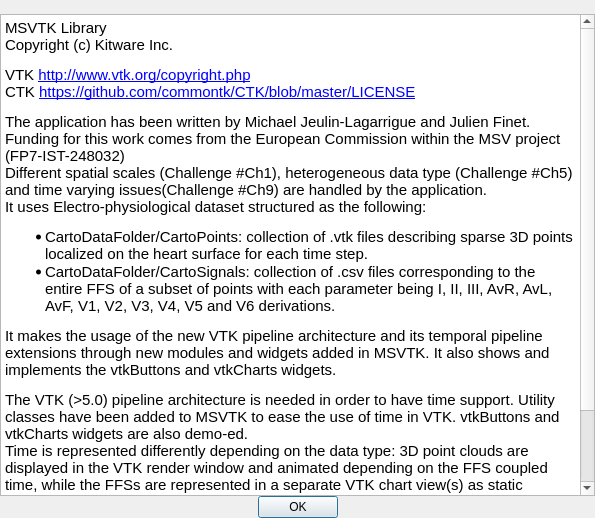
Old version of the form Applications/FFS/Resources/UI/msvQFFSAboutDialog.ui in the repository MSV-Project/MSVTK.
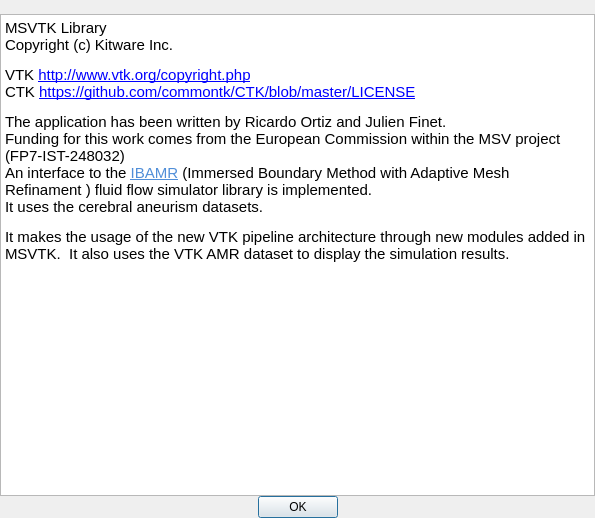
New version of the form. Icons and pictures are not drawn.

```diff
--- a/Applications/FFS/Resources/UI/msvQFFSAboutDialog.ui
+++ b/Applications/FFS/Resources/UI/msvQFFSAboutDialog.ui
@@ -42,14 +42,11 @@
       <string>&lt;!DOCTYPE HTML PUBLIC &quot;-//W3C//DTD HTML 4.0//EN&quot; &quot;http://www.w3.org/TR/REC-html40/strict.dtd&quot;&gt;
 &lt;html&gt;&lt;head&gt;&lt;meta name=&quot;qrichtext&quot; content=&quot;1&quot; /&gt;&lt;style type=&quot;text/css&quot;&gt;
 p, li { white-space: pre-wrap; }
-&lt;/style&gt;&lt;/head&gt;&lt;body style=&quot; font-family:'Ubuntu'; font-size:11pt; font-weight:400; font-style:normal;&quot;&gt;
-&lt;p style=&quot; margin-top:12px; margin-bottom:12px; margin-left:0px; margin-right:0px; -qt-block-indent:0; text-indent:0px;&quot;&gt;MSVTK Library&lt;br /&gt;Copyright (c) Kitware Inc. &lt;/p&gt;
-&lt;p style=&quot; margin-top:12px; margin-bottom:12px; margin-left:0px; margin-right:0px; -qt-block-indent:0; text-indent:0px;&quot;&gt;VTK &lt;a href=&quot;http://www.vtk.org/copyright.php&quot;&gt;&lt;span style=&quot; text-decoration: underline; color:#0000ff;&quot;&gt;http://www.vtk.org/copyright.php&lt;/span&gt;&lt;/a&gt; &lt;br /&gt;CTK &lt;a href=&quot;https://github.com/commontk/CTK/blob/master/LICENSE&quot;&gt;&lt;span style=&quot; text-decoration: underline; color:#0000ff;&quot;&gt;https://github.com/commontk/CTK/blob/master/LICENSE&lt;/span&gt;&lt;/a&gt; &lt;/p&gt;
-&lt;p style=&quot; margin-top:12px; margin-bottom:12px; margin-left:0px; margin-right:0px; -qt-block-indent:0; text-indent:0px;&quot;&gt;The application has been written by Michael Jeulin-Lagarrigue and Julien Finet.&lt;br /&gt;Funding for this work comes from the European Commission within the MSV project (FP7-IST-248032)&lt;br /&gt;Different spatial scales (Challenge #Ch1), heterogeneous data type (Challenge #Ch5) and time varying issues(Challenge #Ch9) are handled by the application.&lt;br /&gt;It uses Electro-physiological dataset structured as the following: &lt;/p&gt;
-&lt;ul style=&quot;margin-top: 0px; margin-bottom: 0px; margin-left: 0px; margin-right: 0px; -qt-list-indent: 1;&quot;&gt;&lt;li style=&quot; margin-top:12px; margin-bottom:0px; margin-left:0px; margin-right:0px; -qt-block-indent:0; text-indent:0px;&quot;&gt;CartoDataFolder/CartoPoints: collection of .vtk files describing sparse 3D points localized on the heart surface for each time step. &lt;/li&gt;
-&lt;li style=&quot; margin-top:0px; margin-bottom:12px; margin-left:0px; margin-right:0px; -qt-block-indent:0; text-indent:0px;&quot;&gt;CartoDataFolder/CartoSignals: collection of .csv files corresponding to the entire FFS of a subset of points with each parameter being I, II, III, AvR, AvL, AvF, V1, V2, V3, V4, V5 and V6 derivations. &lt;/li&gt;&lt;/ul&gt;
-&lt;p style=&quot; margin-top:12px; margin-bottom:12px; margin-left:0px; margin-right:0px; -qt-block-indent:0; text-indent:0px;&quot;&gt;It makes the usage of the new VTK pipeline architecture and its temporal pipeline extensions through new modules and widgets added in MSVTK. It also shows and implements the vtkButtons and vtkCharts widgets. &lt;/p&gt;
-&lt;p style=&quot; margin-top:12px; margin-bottom:12px; margin-left:0px; margin-right:0px; -qt-block-indent:0; text-indent:0px;&quot;&gt;The VTK (&amp;gt;5.0) pipeline architecture is needed in order to have time support. Utility classes have been added to MSVTK to ease the use of time in VTK. vtkButtons and vtkCharts widgets are also demo-ed. &lt;br /&gt;Time is represented differently depending on the data type: 3D point clouds are displayed in the VTK render window and animated depending on the FFS coupled time, while the FFSs are represented in a separate VTK chart view(s) as static representations. &lt;br /&gt;3D points for which FFS measurements are recorded are clickable through vtkButtons. vtkButtons are displayed in the VTK render window as cube and linked to the point cloud. Buttons are the connection between the 3D points and the FFS. They are used to display the FFS chart corresponding to the clicked point. &lt;/p&gt;&lt;/body&gt;&lt;/html&gt;</string>
+&lt;/style&gt;&lt;/head&gt;&lt;body style=&quot; font-family:'Sans Serif'; font-size:9pt; font-weight:400; font-style:normal;&quot;&gt;
+&lt;p style=&quot; margin-top:12px; margin-bottom:12px; margin-left:0px; margin-right:0px; -qt-block-indent:0; text-indent:0px;&quot;&gt;&lt;span style=&quot; font-family:'Ubuntu'; font-size:11pt;&quot;&gt;MSVTK Library&lt;br /&gt;Copyright (c) Kitware Inc. &lt;/span&gt;&lt;/p&gt;
+&lt;p style=&quot; margin-top:12px; margin-bottom:12px; margin-left:0px; margin-right:0px; -qt-block-indent:0; text-indent:0px;&quot;&gt;&lt;span style=&quot; font-family:'Ubuntu'; font-size:11pt;&quot;&gt;VTK &lt;/span&gt;&lt;a href=&quot;http://www.vtk.org/copyright.php&quot;&gt;&lt;span style=&quot; font-family:'Ubuntu'; font-size:11pt; text-decoration: underline; color:#0000ff;&quot;&gt;http://www.vtk.org/copyright.php&lt;/span&gt;&lt;/a&gt;&lt;span style=&quot; font-family:'Ubuntu'; font-size:11pt;&quot;&gt; &lt;br /&gt;CTK &lt;/span&gt;&lt;a href=&quot;https://github.com/commontk/CTK/blob/master/LICENSE&quot;&gt;&lt;span style=&quot; font-family:'Ubuntu'; font-size:11pt; text-decoration: underline; color:#0000ff;&quot;&gt;https://github.com/commontk/CTK/blob/master/LICENSE&lt;/span&gt;&lt;/a&gt;&lt;span style=&quot; font-family:'Ubuntu'; font-size:11pt;&quot;&gt; &lt;/span&gt;&lt;/p&gt;
+&lt;p style=&quot; margin-top:12px; margin-bottom:12px; margin-left:0px; margin-right:0px; -qt-block-indent:0; text-indent:0px;&quot;&gt;&lt;span style=&quot; font-family:'Ubuntu'; font-size:11pt;&quot;&gt;The application has been written by Ricardo Ortiz and Julien Finet.&lt;br /&gt;Funding for this work comes from the European Commission within the MSV project (FP7-IST-248032)&lt;br /&gt;An interface to the &lt;/span&gt;&lt;a href=&quot;https://code.google.com/p/ibamr/&quot;&gt;&lt;span style=&quot; font-size:11pt; text-decoration: underline; color:#508ed8;&quot;&gt;IBAMR&lt;/span&gt;&lt;/a&gt;&lt;span style=&quot; font-family:'Ubuntu'; font-size:11pt;&quot;&gt; (Immersed Boundary Method with Adaptive Mesh Refinament ) fluid flow simulator library is implemented. &lt;br /&gt;It uses the cerebral aneurism datasets.&lt;/span&gt;&lt;/p&gt;
+&lt;p style=&quot; margin-top:12px; margin-bottom:12px; margin-left:0px; margin-right:0px; -qt-block-indent:0; text-indent:0px;&quot;&gt;&lt;span style=&quot; font-family:'Ubuntu'; font-size:11pt;&quot;&gt;It makes the usage of the new VTK pipeline architecture through new modules added in MSVTK.  It also uses the VTK AMR dataset to display the simulation results.&lt;/span&gt;&lt;/p&gt;&lt;/body&gt;&lt;/html&gt;</string>
      </property>
     </widget>
    </item>
```
Left out of the diff: 8 changed lines with no effect on the pictures.
